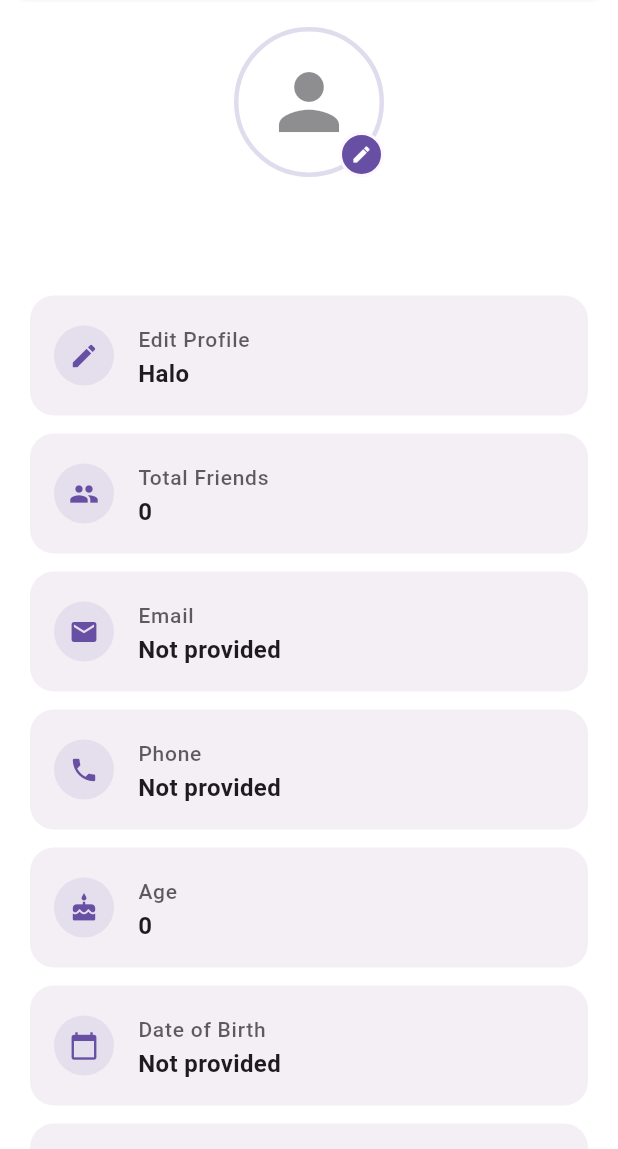
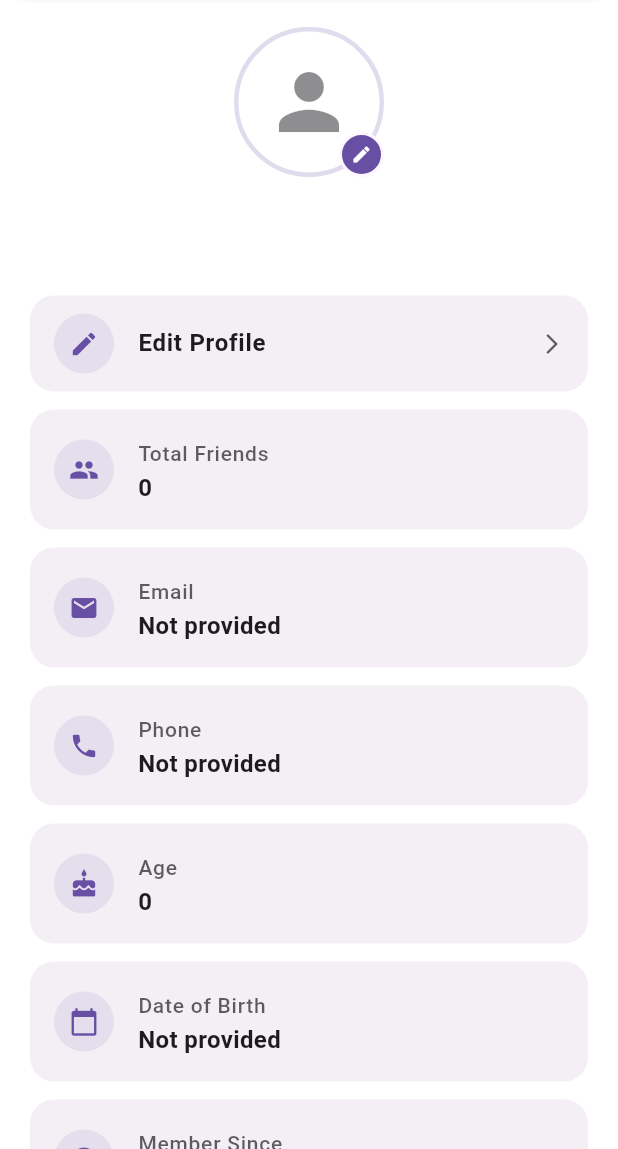
Before and after one commit to Jawadyyy/live, a Flutter app: the ProfileScreen screen opened directly, on a phone screen of 412 x 824 dp, the part 87-1236 px from its top. Run offline on Flutter 3.47's test engine with Material 3 defaults, Android fonts, the phone set to English and light mode, and no system bars; our stand-ins replace google_nav_bar, google_sign_in, image_picker, intl_phone_field, supabase_flutter, timeago; accounts and stored records are empty.

Commit message:
Changed UI of Edit Profile

```diff
--- a/lib/screens/main/profile_screen/profile.dart
+++ b/lib/screens/main/profile_screen/profile.dart
@@ -1,5 +1,4 @@
 import 'dart:io';
-
 import 'package:flutter/material.dart';
 import 'package:image_picker/image_picker.dart';
 import 'package:live/auth/auth_service.dart';
@@ -131,6 +130,53 @@ class _ProfileScreenState extends State<ProfileScreen> {
           ),
         ),
         contentPadding: const EdgeInsets.symmetric(horizontal: 16, vertical: 4),
+      ),
+    );
+  }
+
+  Widget _editProfileTile() {
+    final colorScheme = Theme.of(context).colorScheme;
+    return Container(
+      margin: const EdgeInsets.only(bottom: 12),
+      decoration: BoxDecoration(
+        color: colorScheme.surfaceVariant.withOpacity(0.5),
+        borderRadius: BorderRadius.circular(16),
+      ),
+      child: InkWell(
+        borderRadius: BorderRadius.circular(16),
+        onTap: () {
+          // TODO: Navigate to EditProfileScreen
+          ScaffoldMessenger.of(
+            context,
+          ).showSnackBar(const SnackBar(content: Text("Edit Profile tapped")));
+        },
+        child: ListTile(
+          leading: Container(
+            padding: const EdgeInsets.all(10),
+            decoration: BoxDecoration(
+              color: colorScheme.primary.withOpacity(0.1),
+              shape: BoxShape.circle,
+            ),
+            child: Icon(Icons.edit, color: colorScheme.primary, size: 20),
+          ),
+          title: Text(
+            "Edit Profile",
+            style: TextStyle(
+              fontWeight: FontWeight.w600,
+              fontSize: 16,
+              color: colorScheme.onSurface,
+            ),
+          ),
+          trailing: Icon(
+            Icons.arrow_forward_ios,
+            size: 16,
+            color: colorScheme.onSurface.withOpacity(0.7),
+          ),
+          contentPadding: const EdgeInsets.symmetric(
+            horizontal: 16,
+            vertical: 4,
+          ),
+        ),
       ),
     );
   }
@@ -516,7 +562,7 @@ class _ProfileScreenState extends State<ProfileScreen> {
                     const SizedBox(height: 24),
 
                     // Info list
-                    _infoTile('Edit Profile', "Halo", Icons.edit),
+                    _editProfileTile(),
                     _infoTile(
                       'Total Friends',
                       _friendsCount.toString(),
```
